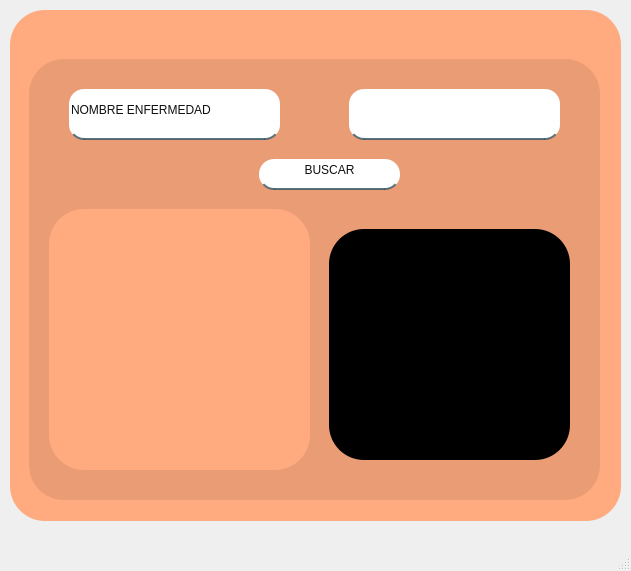
Old version of the form buscar.ui in the repository mariacamilato/TRABAJO-FINAL.
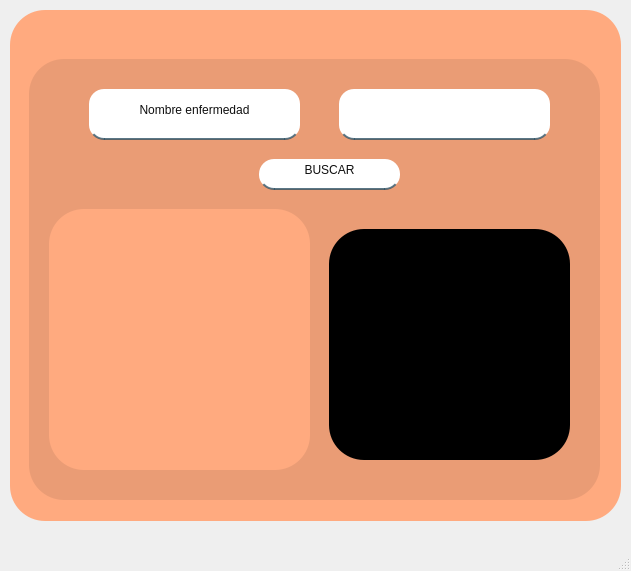
New version of the form. Icons and pictures are not drawn.

The edit to the form file:
```diff
--- a/buscar.ui
+++ b/buscar.ui
@@ -45,33 +45,10 @@
      <property name="frameShadow">
       <enum>QFrame::Raised</enum>
      </property>
-     <widget class="QLineEdit" name="lineEdit_2">
-      <property name="geometry">
-       <rect>
-        <x>40</x>
-        <y>30</y>
-        <width>211</width>
-        <height>51</height>
-       </rect>
-      </property>
-      <property name="styleSheet">
-       <string notr="true">font: 75 11pt &quot;Segoe Script&quot;;
-background-color: rgb(255, 255, 255);
-border:none;
-border-bottom:2px solid rgba(46,82,101,200);
-color:rgba(0,0,0,240);
-padding-bottom:7px; 
-border-radius: 15px;
-</string>
-      </property>
-      <property name="text">
-       <string>NOMBRE ENFERMEDAD</string>
-      </property>
-     </widget>
      <widget class="QLineEdit" name="nombre">
       <property name="geometry">
        <rect>
-        <x>320</x>
+        <x>310</x>
         <y>30</y>
         <width>211</width>
         <height>51</height>
@@ -155,6 +132,32 @@
        <string notr="true">background-color: rgb(0, 0, 0);</string>
       </property>
      </widget>
+     <widget class="QLabel" name="label_2">
+      <property name="geometry">
+       <rect>
+        <x>60</x>
+        <y>30</y>
+        <width>211</width>
+        <height>51</height>
+       </rect>
+      </property>
+      <property name="styleSheet">
+       <string notr="true">font: 75 11pt &quot;Segoe Script&quot;;
+background-color: rgb(255, 255, 255);
+border:none;
+border-bottom:2px solid rgba(46,82,101,200);
+color:rgba(0,0,0,240);
+padding-bottom:7px; 
+border-radius: 15px;
+</string>
+      </property>
+      <property name="text">
+       <string>Nombre enfermedad</string>
+      </property>
+      <property name="alignment">
+       <set>Qt::AlignCenter</set>
+      </property>
+     </widget>
     </widget>
     <widget class="QPushButton" name="minimizar">
      <property name="geometry">
```
